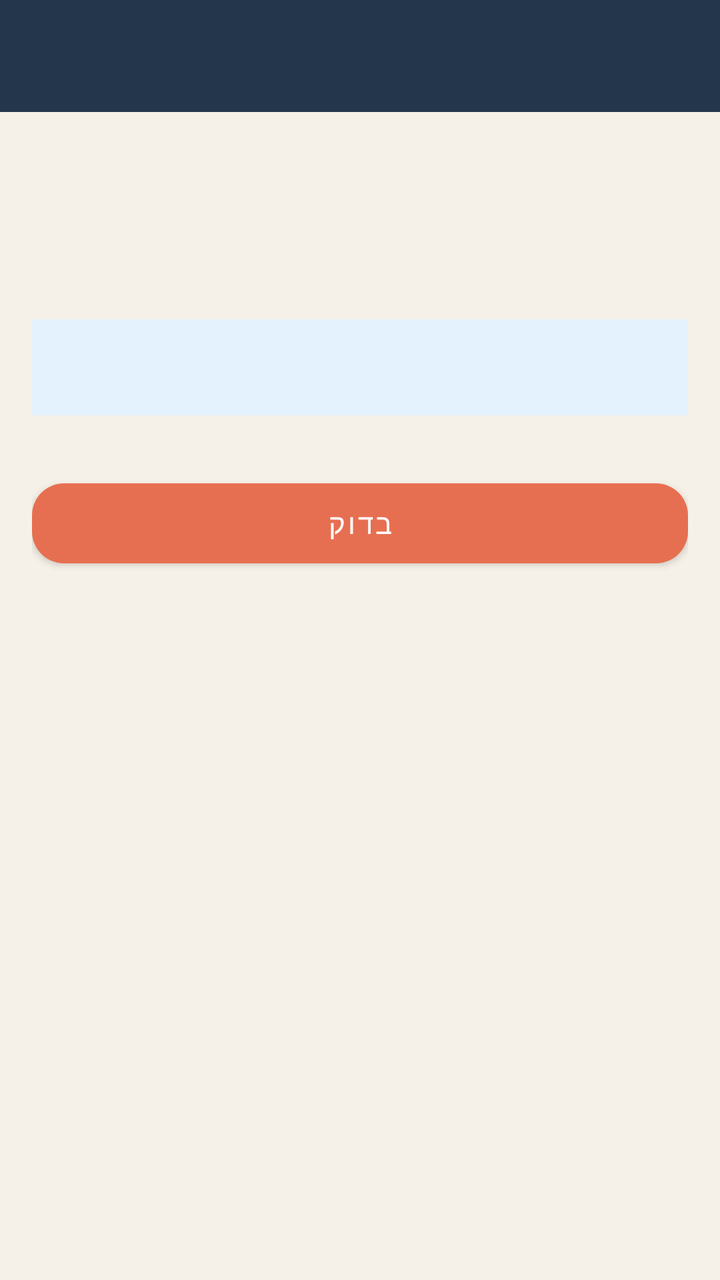
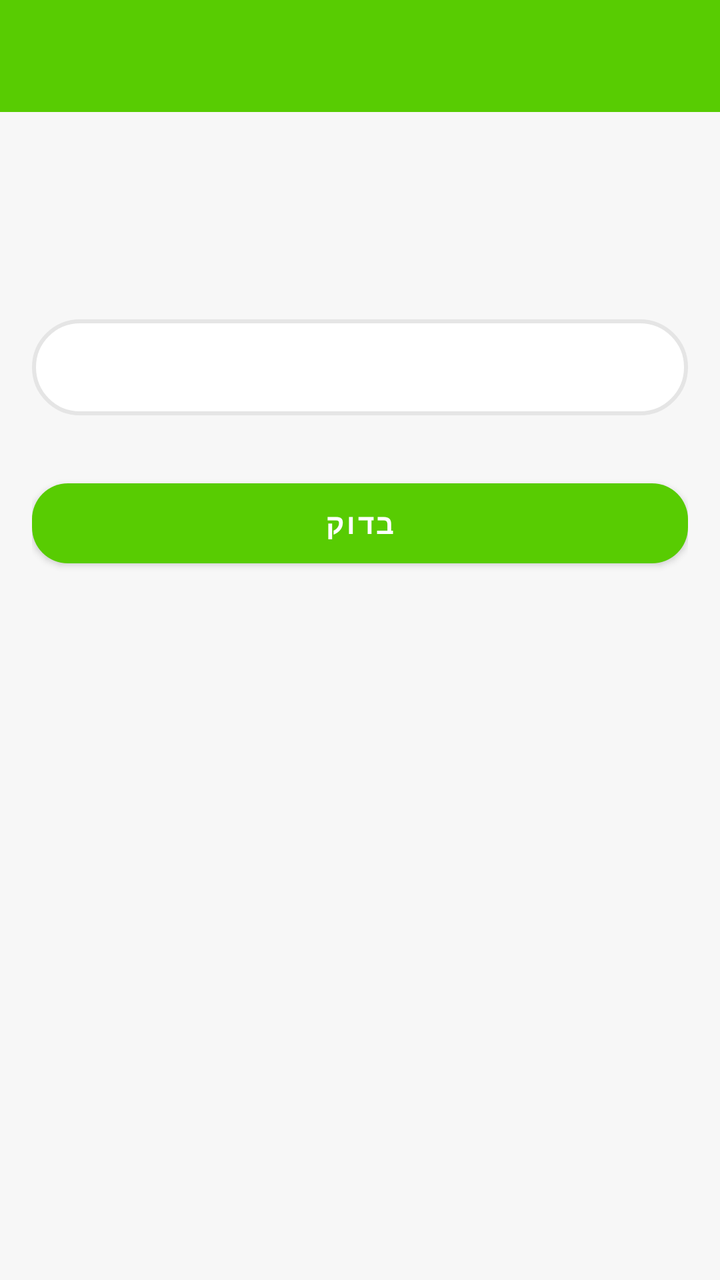

Two renders of the same Android screen: before a commit and after it. Below are the layout's source before the change and the commit's diff.
<!-- AndroidManifest.xml: application theme Theme.NihongoBeginner -->
<!-- res/layout/activity_sentence_builder.xml -->
<?xml version="1.0" encoding="utf-8"?>
<LinearLayout xmlns:android="http://schemas.android.com/apk/res/android"
    xmlns:app="http://schemas.android.com/apk/res-auto"
    xmlns:tools="http://schemas.android.com/tools"
    android:layout_width="match_parent"
    android:layout_height="match_parent"
    android:background="@color/surface"
    android:orientation="vertical">

    <com.google.android.material.appbar.MaterialToolbar
        android:id="@+id/toolbar"
        android:layout_width="match_parent"
        android:layout_height="?actionBarSize"
        android:background="@color/colorPrimary"
        app:titleTextColor="@android:color/white" />

    <LinearLayout
        android:layout_width="match_parent"
        android:layout_height="0dp"
        android:layout_weight="1"
        android:orientation="vertical"
        android:padding="16dp">

        <TextView
            android:id="@+id/tvSbScore"
            android:layout_width="match_parent"
            android:layout_height="wrap_content"
            android:gravity="center"
            android:layout_marginBottom="4dp"
            android:textColor="@color/colorPrimary"
            android:textSize="16sp"
            android:textStyle="bold" />

        <TextView
            android:id="@+id/tvSbInstruction"
            android:layout_width="match_parent"
            android:layout_height="wrap_content"
            android:gravity="center"
            android:layout_marginBottom="8dp"
            android:textColor="@android:color/darker_gray"
            android:textSize="13sp" />

        <TextView
            android:id="@+id/tvSbQuestion"
            android:layout_width="match_parent"
            android:layout_height="wrap_content"
            android:layout_marginBottom="12dp"
            android:textColor="@color/colorPrimary"
            android:textSize="18sp"
            android:textStyle="bold" />

        <TextView
            android:id="@+id/tvSbBuilt"
            android:layout_width="match_parent"
            android:layout_height="wrap_content"
            android:minHeight="48dp"
            android:background="#E3F2FD"
            android:padding="12dp"
            android:layout_marginBottom="12dp"
            android:textSize="16sp" />

        <androidx.recyclerview.widget.RecyclerView
            android:id="@+id/rvSbWords"
            android:layout_width="match_parent"
            android:layout_height="wrap_content"
            android:orientation="horizontal"
            android:layout_marginBottom="8dp" />

        <TextView
            android:id="@+id/tvSbFeedback"
            android:layout_width="match_parent"
            android:layout_height="wrap_content"
            android:gravity="center"
            android:layout_marginTop="8dp"
            android:textSize="14sp"
            android:visibility="gone" />

        <Button
            android:id="@+id/btnSbCheck"
            android:layout_width="match_parent"
            android:layout_height="wrap_content"
            android:layout_marginTop="8dp"
            android:text="בדוק" />

        <Button
            android:id="@+id/btnSbNext"
            android:layout_width="match_parent"
            android:layout_height="wrap_content"
            android:layout_marginTop="4dp"
            android:text="הבא"
            android:visibility="gone" />

    </LinearLayout>

    <LinearLayout
        android:id="@+id/layoutSbResult"
        android:layout_width="match_parent"
        android:layout_height="match_parent"
        android:gravity="center"
        android:orientation="vertical"
        android:padding="32dp"
        android:visibility="gone">

        <TextView
            android:id="@+id/tvSbFinalScore"
            android:layout_width="match_parent"
            android:layout_height="wrap_content"
            android:gravity="center"
            android:layout_marginBottom="16dp"
            android:textColor="@color/colorPrimary"
            android:textSize="32sp"
            android:textStyle="bold" />

        <Button
            android:id="@+id/btnSbReplay"
            android:layout_width="match_parent"
            android:layout_height="wrap_content"
            android:layout_marginBottom="8dp"
            android:text="שחק שוב" />

        <Button
            android:id="@+id/btnSbBack"
            style="@style/Widget.MaterialComponents.Button.OutlinedButton"
            android:layout_width="match_parent"
            android:layout_height="wrap_content"
            android:text="חזור לשיעור" />

    </LinearLayout>

</LinearLayout>
<!-- resources referenced by this layout -->
<resources>
  <color name="colorPrimary">#24364B</color>
  <color name="surface">#F6F1E8</color>
  <style name="Theme.NihongoBeginner" parent="Theme.MaterialComponents.DayNight.DarkActionBar">
          <item name="colorPrimary">@color/colorPrimary</item>
          <item name="colorPrimaryVariant">@color/colorPrimaryVariant</item>
          <item name="colorOnPrimary">@color/colorOnPrimary</item>
          <item name="colorSecondary">@color/colorSecondary</item>
          <item name="colorOnSecondary">@color/colorOnSecondary</item>
          <item name="android:colorBackground">@color/background</item>
          <item name="colorSurface">@color/surface</item>
          <item name="colorOnSurface">@color/onSurface</item>
          <item name="materialButtonStyle">@style/App.Button</item>
          <item name="windowActionBar">false</item>
          <item name="windowNoTitle">true</item>
          <item name="android:windowSoftInputMode">adjustResize</item>
      </style>
  <color name="colorPrimaryVariant">#304B64</color>
  <color name="colorOnPrimary">#FFFFFF</color>
  <color name="colorSecondary">#E76F51</color>
  <color name="colorOnSecondary">#FFFFFF</color>
  <color name="background">#F6F1E8</color>
  <color name="onSurface">#1F2933</color>
  <style name="App.Button" parent="Widget.MaterialComponents.Button">
          <item name="cornerRadius">16dp</item>
          <item name="android:minHeight">52dp</item>
          <item name="android:textAllCaps">false</item>
          <item name="backgroundTint">@color/colorSecondary</item>
      </style>
</resources>

<!-- the commit's change to res/layout/activity_sentence_builder.xml (unified diff, before → after) -->
@@ -27,7 +27,7 @@
             android:layout_height="wrap_content"
             android:gravity="center"
             android:layout_marginBottom="4dp"
-            android:textColor="@color/colorPrimary"
+            android:textColor="@color/colorPrimaryDark"
             android:textSize="16sp"
             android:textStyle="bold" />
 
@@ -37,7 +37,7 @@
             android:layout_height="wrap_content"
             android:gravity="center"
             android:layout_marginBottom="8dp"
-            android:textColor="@android:color/darker_gray"
+            android:textColor="@color/onSurfaceMuted"
             android:textSize="13sp" />
 
         <TextView
@@ -45,7 +45,7 @@
             android:layout_width="match_parent"
             android:layout_height="wrap_content"
             android:layout_marginBottom="12dp"
-            android:textColor="@color/colorPrimary"
+            android:textColor="@color/onSurface"
             android:textSize="18sp"
             android:textStyle="bold" />
 
@@ -54,7 +54,7 @@
             android:layout_width="match_parent"
             android:layout_height="wrap_content"
             android:minHeight="48dp"
-            android:background="#E3F2FD"
+            android:background="@drawable/bg_white_round"
             android:padding="12dp"
             android:layout_marginBottom="12dp"
             android:textSize="16sp" />
@@ -120,7 +120,7 @@
 
         <Button
             android:id="@+id/btnSbBack"
-            style="@style/Widget.MaterialComponents.Button.OutlinedButton"
+            style="@style/App.Button.Outlined"
             android:layout_width="match_parent"
             android:layout_height="wrap_content"
             android:text="חזור לשיעור" />
<!-- resource entries referenced after the edit -->
@@ -1,7 +1,27 @@
 <!-- resources referenced by this layout -->
 <resources>
-  <color name="colorPrimary">#24364B</color>
-  <color name="surface">#F6F1E8</color>
+  <color name="colorPrimary">#58CC02</color>
+  <color name="colorPrimaryDark">#46A302</color>
+  <color name="surface">#F7F7F7</color>
+  <!-- drawable bg_white_round (drawable) -->
+  <?xml version="1.0" encoding="utf-8"?>
+  <shape xmlns:android="http://schemas.android.com/apk/res/android">
+      <solid android:color="@color/white" />
+      <stroke
+          android:width="2dp"
+          android:color="@color/dividerSoft" />
+      <corners android:radius="24dp" />
+  </shape>
+  <style name="App.Button.Outlined" parent="Widget.MaterialComponents.Button.OutlinedButton">
+          <item name="cornerRadius">18dp</item>
+          <item name="android:minHeight">52dp</item>
+          <item name="android:textAllCaps">false</item>
+          <item name="android:textStyle">bold</item>
+          <item name="strokeColor">@color/dividerSoft</item>
+          <item name="strokeWidth">2dp</item>
+          <item name="backgroundTint">@color/white</item>
+          <item name="android:textColor">@color/onSurface</item>
+      </style>
   <style name="Theme.NihongoBeginner" parent="Theme.MaterialComponents.DayNight.DarkActionBar">
           <item name="colorPrimary">@color/colorPrimary</item>
           <item name="colorPrimaryVariant">@color/colorPrimaryVariant</item>
@@ -16,17 +36,22 @@
           <item name="windowNoTitle">true</item>
           <item name="android:windowSoftInputMode">adjustResize</item>
       </style>
-  <color name="colorPrimaryVariant">#304B64</color>
+  <color name="white">#FFFFFF</color>
+  <color name="dividerSoft">#E5E5E5</color>
+  <color name="colorPrimaryVariant">#89E219</color>
   <color name="colorOnPrimary">#FFFFFF</color>
-  <color name="colorSecondary">#E76F51</color>
+  <color name="colorSecondary">#1CB0F6</color>
   <color name="colorOnSecondary">#FFFFFF</color>
-  <color name="background">#F6F1E8</color>
-  <color name="onSurface">#1F2933</color>
+  <color name="background">#F7F7F7</color>
+  <color name="onSurface">#3C3C3C</color>
+  <color name="onSurfaceMuted">#777777</color>
   <style name="App.Button" parent="Widget.MaterialComponents.Button">
-          <item name="cornerRadius">16dp</item>
+          <item name="cornerRadius">18dp</item>
           <item name="android:minHeight">52dp</item>
           <item name="android:textAllCaps">false</item>
-          <item name="backgroundTint">@color/colorSecondary</item>
+          <item name="android:textStyle">bold</item>
+          <item name="backgroundTint">@color/colorPrimary</item>
+          <item name="android:textColor">@color/white</item>
       </style>
 </resources>
 
